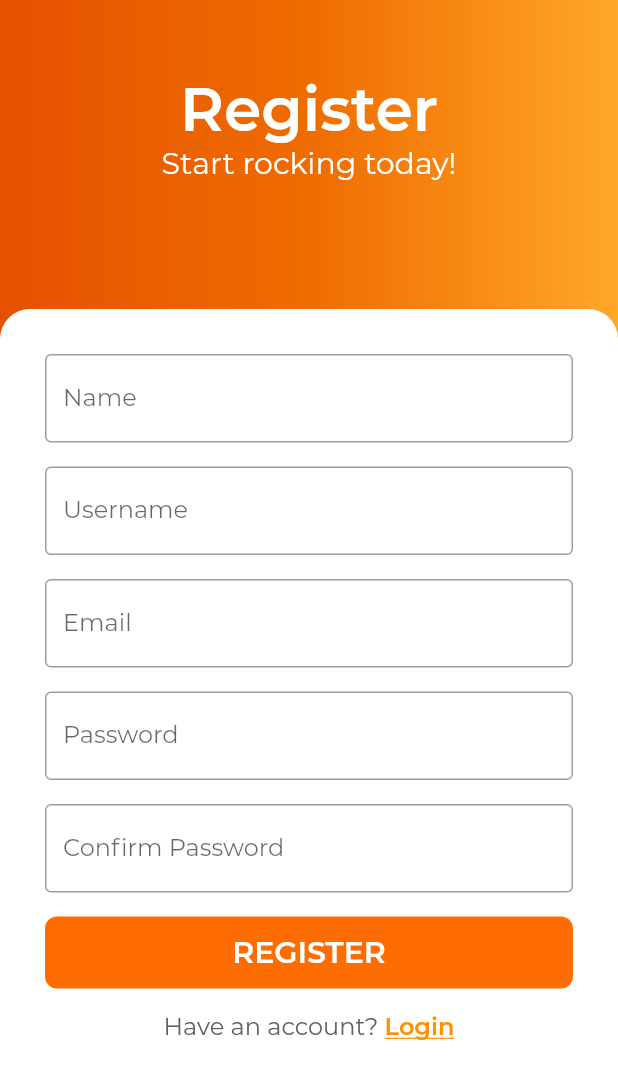
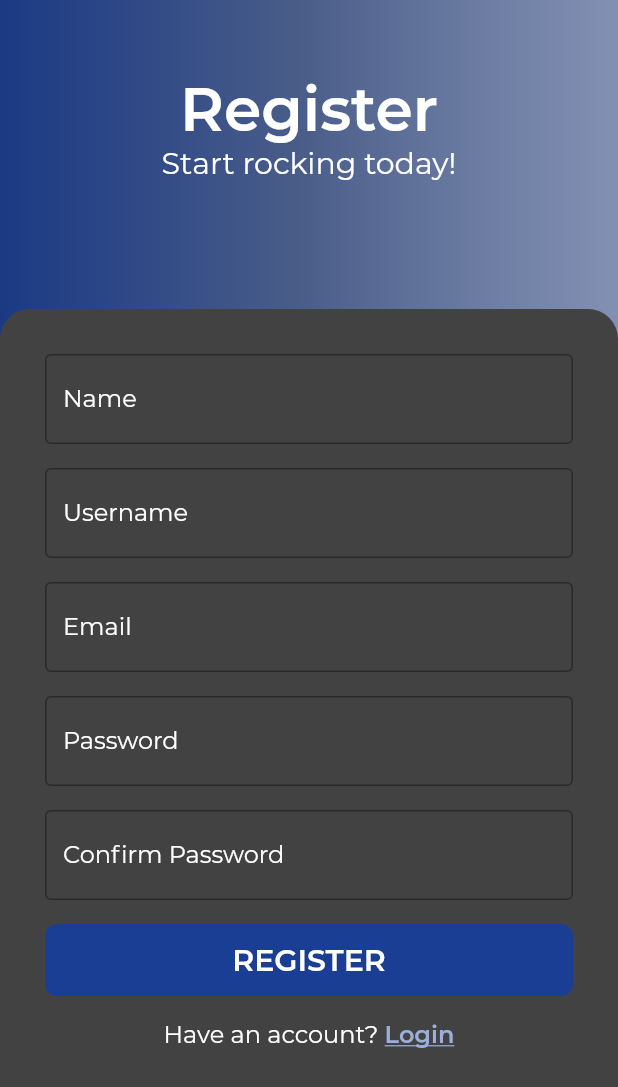
Before and after one commit to ErickJBS/setlist-hero-fl, a Flutter app: the screen it shows after launch, after a tap on "Register", on a phone screen of 412 x 824 dp. Shown: the top 1087 px of the screen. Run offline on Flutter 3.47's test engine with Material 2 defaults, Android fonts, the phone set to English and light mode, and no system bars; our stand-ins replace font_awesome_flutter, get_it, material_design_icons_flutter, native_pdf_view, permission_handler, shared_preferences; missing offline and left inert: flutter_web_auth, quill_delta; accounts and stored records are empty.

Commit message:
Register and login theme applied

```diff
--- a/lib/screens/login/index.dart
+++ b/lib/screens/login/index.dart
@@ -103,6 +103,7 @@ class _LoginScreenState extends State<LoginScreen> {
                         Padding(
                             padding: const EdgeInsets.only(bottom: 16.0),
                             child: TextFormField(
+                              style: Theme.of(context).textTheme.bodyText2,
                                 onChanged: (val){
                                     setState(() {
                                       email = val;
@@ -118,6 +119,7 @@ class _LoginScreenState extends State<LoginScreen> {
                         Padding(
                           padding: const EdgeInsets.only(bottom: 16.0),
                           child: TextFormField(
+                            style: Theme.of(context).textTheme.bodyText2,
                             obscureText: true,
                             onChanged: (val){
                               setState(() {
--- a/lib/screens/register/index.dart
+++ b/lib/screens/register/index.dart
@@ -182,9 +182,9 @@ class _RegisterScreenState extends State<RegisterScreen> {
           width: MediaQuery.of(context).size.width,
           decoration: BoxDecoration(
             gradient: LinearGradient(colors: [
-              Colors.orange[900],
-              Colors.orange[800],
-              Colors.orange[400]
+              Color.fromARGB(220, 26, 62, 147),
+              Color.fromARGB(230, 80, 101, 149),
+              Color.fromARGB(200, 156, 175, 219),
             ]),
           ),
           child: Container(
@@ -214,7 +214,7 @@ class _RegisterScreenState extends State<RegisterScreen> {
               width: MediaQuery.of(context).size.width,
               height: MediaQuery.of(context).size.height,
               decoration: BoxDecoration(
-                color: Colors.white,
+                color: Theme.of(context).backgroundColor,
                 borderRadius: BorderRadius.only(
                     topLeft: Radius.circular(20.0),
                     topRight: Radius.circular(20.0)),
@@ -263,18 +263,14 @@ class _RegisterScreenState extends State<RegisterScreen> {
                     width: MediaQuery.of(context).size.width,
                     decoration: BoxDecoration(
                         borderRadius: BorderRadius.all(Radius.circular(8.0)),
-                        color: Colors.orangeAccent[700]),
+                        color: Color.fromARGB(255, 26, 62, 147)),
                     child: FlatButton(
                         onPressed: _registerUser,
                         child: Text(
                           'REGISTER',
-                          style: TextStyle(
-                              color: Colors.white,
-                              fontWeight: FontWeight.bold,
-                              fontSize: 20.0,
-                              fontFamily: _montserratFontFamily),
-                        )),
-                  ),
+                          style: Theme.of(context).textTheme.headline5
+                          ),
+                  )),
                   Container(
                       margin: EdgeInsetsDirectional.only(top: 16.0),
                       child: RichText(
@@ -285,12 +281,12 @@ class _RegisterScreenState extends State<RegisterScreen> {
                                 fontFamily: 'Montserrat',
                               ),
                               children: <TextSpan>[
-                            TextSpan(text: "Have an account? "),
+                            TextSpan(text: "Have an account? ", style: Theme.of(context).textTheme.bodyText2),
                             TextSpan(
                                 text: "Login",
                                 style: TextStyle(
                                   fontFamily: _montserratFontFamily,
-                                    color: Colors.orangeAccent[400],
+                                    color: Color.fromARGB(255, 156, 175, 219),
                                     fontWeight: FontWeight.bold,
                                     decoration: TextDecoration.underline),
                                 recognizer: TapGestureRecognizer()
--- a/lib/screens/register/widgets/normalTextField/index.dart
+++ b/lib/screens/register/widgets/normalTextField/index.dart
@@ -27,12 +27,13 @@ class NormalTextField extends StatelessWidget {
     return Padding(
         padding: const EdgeInsets.only(bottom: 16.0),
         child: TextField(
+          style: Theme.of(context).textTheme.bodyText2,
             controller: controller,
             onChanged: onChangeFoo,
             decoration: InputDecoration(
                 border: OutlineInputBorder(),
                 labelText: label,
                 errorText: flag ? errorMessage : null,
-                labelStyle: TextStyle(fontFamily: _montserratFontFamily))));
+                labelStyle: Theme.of(context).textTheme.bodyText2)));
   }
 }
--- a/lib/screens/register/widgets/passwordField/index.dart
+++ b/lib/screens/register/widgets/passwordField/index.dart
@@ -20,6 +20,7 @@ class PasswordField extends StatelessWidget {
   @override
   Widget build(BuildContext context) {
     return Padding(padding: const EdgeInsets.only(bottom: 16.0), child: TextField(
+      style: Theme.of(context).textTheme.bodyText2,
             controller: controller,
             obscureText: true,
             onChanged: onChangeFoo,
@@ -28,7 +29,7 @@ class PasswordField extends StatelessWidget {
               fillColor: Colors.white,
               errorText: flag ? errorMessage : null,
               labelText: label,
-              labelStyle: TextStyle(fontFamily: _montserratFontFamily)
+              labelStyle: Theme.of(context).textTheme.bodyText2
 
             ),
           ));
--- a/lib/screens/song_viewer/index.dart
+++ b/lib/screens/song_viewer/index.dart
@@ -128,12 +128,12 @@ class _SongViewerState extends State<SongViewerScreen> {
     AppBar appBar = AppBar(
       centerTitle: true,
       elevation: 0.0,
-      backgroundColor: Colors.white,
-      title: Text(_title, style: appBarTitleStyle),
+      backgroundColor: Theme.of(context).appBarTheme.color,
+      title: Text(_title, style: Theme.of(context).textTheme.headline6),
       leading: IconButton(
           icon: Icon(
             Icons.arrow_back,
-            color: Colors.black87,
+            color: Theme.of(context).iconTheme.color,
           ),
           onPressed: () {
             Navigator.pop(context);
@@ -142,11 +142,12 @@ class _SongViewerState extends State<SongViewerScreen> {
 
     var bottomNavigatorBar = BottomNavigationBar(
       currentIndex: _selectedTabIndex,
+      backgroundColor: Theme.of(context).appBarTheme.color,
       selectedItemColor: Colors.orangeAccent[700],
       onTap: _onItemTapped,
       items: <BottomNavigationBarItem>[
         BottomNavigationBarItem(
-            icon: Icon(Icons.music_note), title: Text('Lyrics')),
+            icon: Icon(Icons.music_note), title: Text('Lyrics'), backgroundColor: Theme.of(context).iconTheme.color),
         BottomNavigationBarItem(
             icon: Icon(Icons.queue_music), title: Text('Chords')),
         BottomNavigationBarItem(
```
